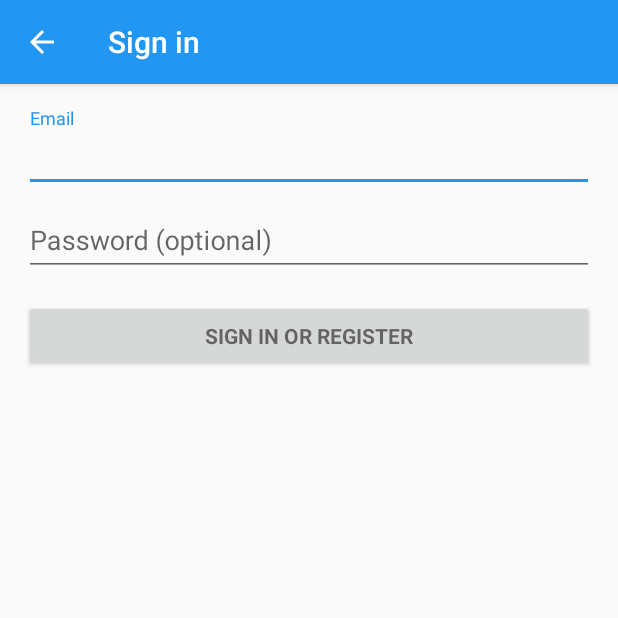
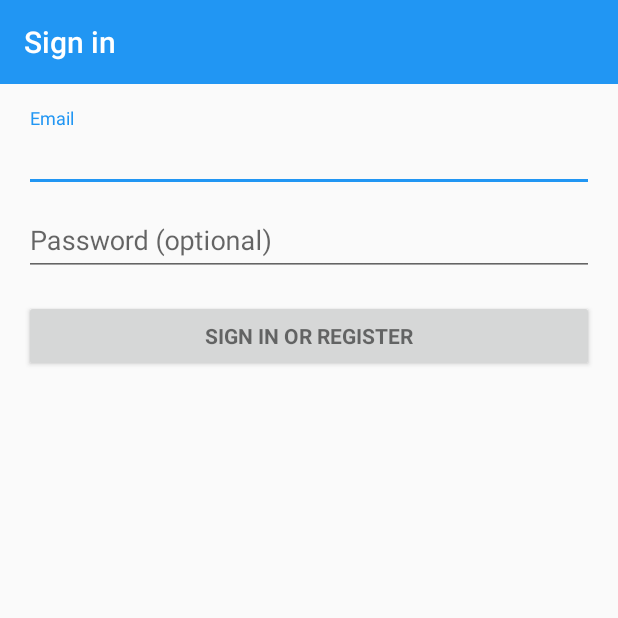
Before and after one commit to the-allrounders/digipass-android, an Android app: the screen it shows after launch (LoginActivity), on a phone screen of 412 x 824 dp, the top half of it. Run offline under Robolectric (Android 15) with nearby library versions, the phone set to English and light mode, and no system bars; our stand-ins replace Volley; 4 statements that could not run were skipped.

Commit message:
Further app development

```diff
--- a/app/src/main/AndroidManifest.xml
+++ b/app/src/main/AndroidManifest.xml
@@ -20,8 +20,7 @@
         android:supportsRtl="true"
         android:theme="@style/AppTheme">
         <activity
-            android:name=".SplashScreen"
-            android:theme="@style/SplashTheme">
+            android:name=".SplashScreen">
             <intent-filter>
                 <action android:name="android.intent.action.MAIN" />
 
--- a/app/src/main/java/com/digipass/android/LoginActivity.java
+++ b/app/src/main/java/com/digipass/android/LoginActivity.java
@@ -6,8 +6,10 @@ import android.annotation.TargetApi;
 import android.content.Context;
 import android.content.Intent;
 import android.content.pm.PackageManager;
+import android.graphics.Color;
 import android.support.annotation.NonNull;
 import android.support.v7.app.AppCompatActivity;
+import android.support.v7.widget.Toolbar;
 import android.app.LoaderManager.LoaderCallbacks;
 
 import android.content.CursorLoader;
@@ -67,12 +69,18 @@ public class LoginActivity extends AppCompatActivity implements LoaderCallbacks<
     private View mProgressView;
     private View mLoginFormView;
     private AppCompatActivity context;
+    Toolbar toolbar;
 
     @Override
     protected void onCreate(Bundle savedInstanceState) {
         super.onCreate(savedInstanceState);
         setContentView(R.layout.activity_login);
-        setupActionBar();
+        toolbar = (Toolbar) findViewById(R.id.toolbar);
+        if (toolbar != null) {
+            toolbar.setTitleTextColor(Color.WHITE);
+            toolbar.setTitle(getResources().getString(R.string.title_activity_login));
+            setSupportActionBar(toolbar);
+        }
         // Set up the login form.
         mEmailView = (AutoCompleteTextView) findViewById(R.id.email);
         populateAutoComplete();
@@ -152,7 +160,7 @@ public class LoginActivity extends AppCompatActivity implements LoaderCallbacks<
     private void setupActionBar() {
         if (Build.VERSION.SDK_INT >= Build.VERSION_CODES.HONEYCOMB) {
             // Show the Up button in the action bar.
-            getSupportActionBar().setDisplayHomeAsUpEnabled(true);
+//            getSupportActionBar().setDisplayHomeAsUpEnabled(true);
         }
     }
 
--- a/app/src/main/java/com/digipass/android/SplashScreen.java
+++ b/app/src/main/java/com/digipass/android/SplashScreen.java
@@ -25,7 +25,7 @@ public class SplashScreen extends AppCompatActivity {
     @Override
     protected void onCreate(Bundle savedInstanceState) {
         super.onCreate(savedInstanceState);
-        this.getWindow().setFlags(WindowManager.LayoutParams.FLAG_FULLSCREEN, WindowManager.LayoutParams.FLAG_FULLSCREEN);
+//        this.getWindow().setFlags(WindowManager.LayoutParams.FLAG_FULLSCREEN, WindowManager.LayoutParams.FLAG_FULLSCREEN);
         final Context c = this;
 
     }
@@ -34,7 +34,7 @@ public class SplashScreen extends AppCompatActivity {
     protected void onStart() {
         super.onStart();
 
-        new PreferenceTask(this).execute(); // TODO: TEMP!
+        new PreferenceTask(this).execute();
 
         startActivity(new Intent(this, MainActivity.class));
 
--- a/app/src/main/java/com/digipass/android/objects/Preference.java
+++ b/app/src/main/java/com/digipass/android/objects/Preference.java
@@ -67,6 +67,7 @@ public class Preference implements Parcelable {
         i.putExtra("data", data);
         i.putExtra("list_type", "preferences");
         i.putExtra("row_type", R.layout.list_row_1);
+        i.putExtra("group_title", "");
         i.setFlags(Intent.FLAG_ACTIVITY_NEW_TASK);
         c.startActivity(i);
     }
--- a/app/src/main/res/layout/activity_login.xml
+++ b/app/src/main/res/layout/activity_login.xml
@@ -4,11 +4,15 @@
     android:layout_height="match_parent"
     android:gravity="center_horizontal"
     android:orientation="vertical"
-    android:paddingBottom="@dimen/activity_vertical_margin"
-    android:paddingLeft="@dimen/activity_horizontal_margin"
-    android:paddingRight="@dimen/activity_horizontal_margin"
-    android:paddingTop="@dimen/activity_vertical_margin"
     tools:context="com.digipass.android.LoginActivity">
+
+    <android.support.v7.widget.Toolbar
+        android:id="@+id/toolbar"
+        android:minHeight="?attr/actionBarSize"
+        android:background="@color/colorPrimary"
+        android:layout_width="match_parent"
+        android:layout_height="wrap_content"
+        android:titleTextColor="#ffffff"/>
 
     <!-- Login progress -->
     <ProgressBar
@@ -28,6 +32,10 @@
             android:id="@+id/email_login_form"
             android:layout_width="match_parent"
             android:layout_height="wrap_content"
+            android:paddingBottom="@dimen/activity_vertical_margin"
+            android:paddingLeft="@dimen/activity_horizontal_margin"
+            android:paddingRight="@dimen/activity_horizontal_margin"
+            android:paddingTop="@dimen/activity_vertical_margin"
             android:orientation="vertical">
 
             <android.support.design.widget.TextInputLayout
--- a/app/src/main/res/layout/list_row_1.xml
+++ b/app/src/main/res/layout/list_row_1.xml
@@ -40,7 +40,7 @@
         android:layout_height="wrap_content"
         android:layout_alignParentLeft="true"
         android:layout_below="@id/name"
-        android:fontFamily="roboto-medium"
+        android:fontFamily="sans-serif"
         android:height="5dp"
 
         />
--- a/app/src/main/res/values/strings.xml
+++ b/app/src/main/res/values/strings.xml
@@ -21,4 +21,5 @@
     <string name="hello_blank_fragment">Hello blank fragment</string>
     <string name="ok">ok</string>
     <string name="cancel">cancel</string>
+    <string name="preferences">Preferences</string>
 </resources>
--- a/app/src/main/res/values/styles.xml
+++ b/app/src/main/res/values/styles.xml
@@ -6,7 +6,8 @@
         <item name="colorPrimary">@color/colorPrimary</item>
         <item name="colorPrimaryDark">@color/colorPrimaryDark</item>
         <item name="colorAccent">@color/colorAccent</item>
-
+        <item name="windowActionBar">false</item>
+        <item name="windowNoTitle">true</item>
     </style>
 
     <style name="SplashTheme" parent="Theme.AppCompat.NoActionBar">
```
Also changed, not shown: app/src/main/java/com/digipass/android/GenericListActivity.java (+20 -2 lines), app/src/main/res/layout/list_activity.xml (+12 -3 lines).
